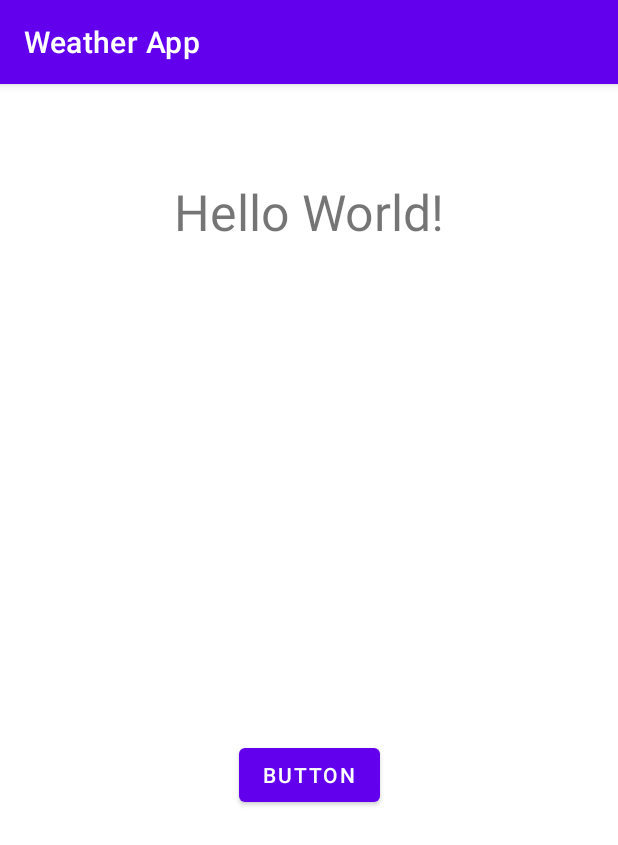
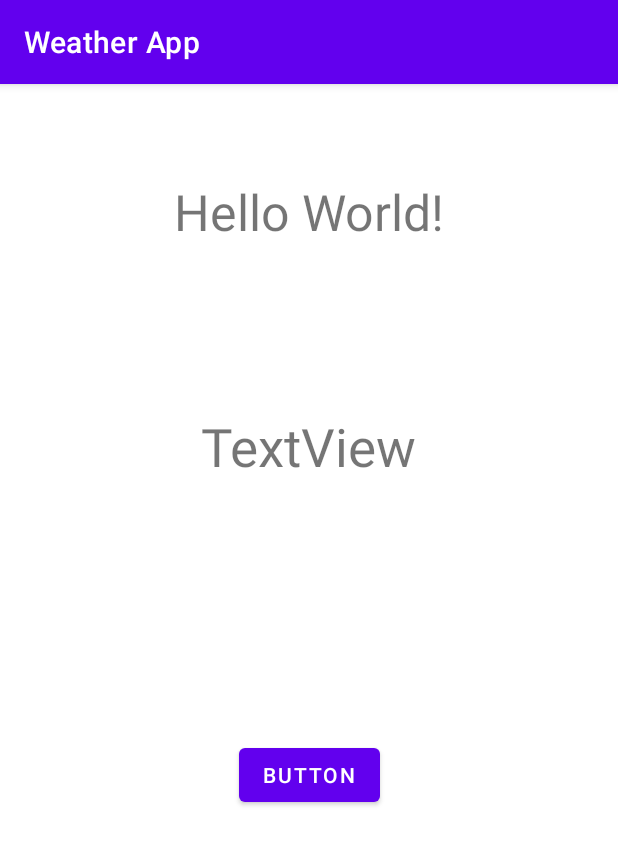
Before and after one commit to etokoc/WeatherApp, an Android app: the screen it shows after launch (MainActivity), on a phone screen of 412 x 824 dp. Shown: the top 845 px of the screen. Run offline under Robolectric (Android 15) with nearby library versions, the phone set to English and light mode, and no system bars; 1 statement that could not run was skipped.

Commit message:
latitude,longitude alınabiliyor.

```diff
--- a/app/build.gradle
+++ b/app/build.gradle
@@ -33,8 +33,8 @@ android {
 }
 
 dependencies {
+    implementation 'com.google.android.gms:play-services-location:18.0.0'
     implementation 'com.squareup.okhttp3:okhttp:3.10.0'
-
     implementation 'com.squareup.retrofit2:retrofit:2.6.2'
     implementation 'com.squareup.retrofit2:converter-gson:2.3.0'
     implementation "org.jetbrains.kotlin:kotlin-stdlib:$kotlin_version"
--- a/app/src/main/java/com/example/weatherapp/MainActivity.kt
+++ b/app/src/main/java/com/example/weatherapp/MainActivity.kt
@@ -1,18 +1,25 @@
 package com.example.weatherapp
 
-import android.content.ContentProviderOperation.newCall
-import androidx.appcompat.app.AppCompatActivity
+import android.Manifest
+import android.content.Context
+import android.content.pm.PackageManager
+import android.location.Location
+import android.location.LocationListener
+import android.location.LocationManager
 import android.os.Bundle
 import android.util.Log
+import android.widget.TextView
 import android.widget.Toast
-import okhttp3.OkHttpClient
-import okhttp3.Request
+import androidx.appcompat.app.AppCompatActivity
+import androidx.core.app.ActivityCompat
+import androidx.core.content.ContextCompat
+import com.google.android.gms.location.LocationServices
 import retrofit2.Call
 import retrofit2.Callback
 import retrofit2.Response
 import retrofit2.Retrofit
 import retrofit2.converter.gson.GsonConverterFactory
-import java.io.IOException
+
 
 class MainActivity : AppCompatActivity() {
     private val BASE_URL = "https://www.metaweather.com"
@@ -21,9 +28,54 @@ class MainActivity : AppCompatActivity() {
         super.onCreate(savedInstanceState)
         setContentView(R.layout.activity_main)
         // loadData()
-
+        getPermission()
+        var fusedLocationClient = LocationServices.getFusedLocationProviderClient(this)
+        if (ActivityCompat.checkSelfPermission(
+                this,
+                Manifest.permission.ACCESS_FINE_LOCATION
+            ) != PackageManager.PERMISSION_GRANTED && ActivityCompat.checkSelfPermission(
+                this,
+                Manifest.permission.ACCESS_COARSE_LOCATION
+            ) != PackageManager.PERMISSION_GRANTED
+        ) {
+        }
+        fusedLocationClient.lastLocation.addOnCompleteListener {
+            var location = it.result
+            if (location != null){
+              var txt1 = findViewById<TextView>(R.id.txt)
+              var txt2 = findViewById<TextView>(R.id.textView)
+               txt1.setText("altitude: "+location.latitude)
+               txt2.setText("longtude: "+location.longitude)
+            }
+        }
         getWoeid()
 
+    }
+
+    private fun isLocationEnabled(): Boolean {
+        var locationManager: LocationManager =
+            getSystemService(Context.LOCATION_SERVICE) as LocationManager
+        return locationManager.isProviderEnabled(LocationManager.GPS_PROVIDER) || locationManager.isProviderEnabled(
+            LocationManager.NETWORK_PROVIDER
+        )
+    }
+
+    private fun getPermission() {
+        try {
+            if (ContextCompat.checkSelfPermission(
+                    applicationContext,
+                    Manifest.permission.ACCESS_FINE_LOCATION
+                ) != PackageManager.PERMISSION_GRANTED
+            ) {
+                ActivityCompat.requestPermissions(
+                    this,
+                    arrayOf(Manifest.permission.ACCESS_FINE_LOCATION),
+                    101
+                )
+            }
+        } catch (e: Exception) {
+            e.printStackTrace()
+        }
     }
 
 
@@ -75,7 +127,7 @@ class MainActivity : AppCompatActivity() {
             .addConverterFactory(GsonConverterFactory.create())
             .build()
         val service = retrofit.create(WeatherApi::class.java)
-        val call = service.getData("36.96,-122.02")
+        val call = service.getData("30,0")
 
         call.enqueue(object : Callback<List<WeatherModel>> {
             override fun onResponse(
@@ -90,7 +142,7 @@ class MainActivity : AppCompatActivity() {
                         for (x in list!!) {
                             Log.i(
                                 "response",
-                                x.woeid+""+x.title
+                                x.woeid + "" + x.title
                             )
                         }
                     }
--- a/app/src/main/res/layout/activity_main.xml
+++ b/app/src/main/res/layout/activity_main.xml
@@ -28,4 +28,15 @@
         app:layout_constraintEnd_toEndOf="parent"
         app:layout_constraintStart_toStartOf="parent" />
 
+    <TextView
+        android:id="@+id/textView"
+        android:layout_width="wrap_content"
+        android:layout_height="wrap_content"
+        android:layout_marginTop="218dp"
+        android:text="TextView"
+        android:textSize="35sp"
+        app:layout_constraintEnd_toEndOf="parent"
+        app:layout_constraintStart_toStartOf="parent"
+        app:layout_constraintTop_toTopOf="parent" />
+
 </androidx.constraintlayout.widget.ConstraintLayout>
```
Also changed, not shown: app/src/main/java/com/example/weatherapp/CoordinateSystem.kt (added, +8 -0 lines).
